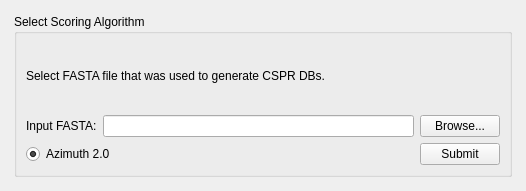
TrinhLab/CASPERapp, file scoring_window.ui: the form before one commit.
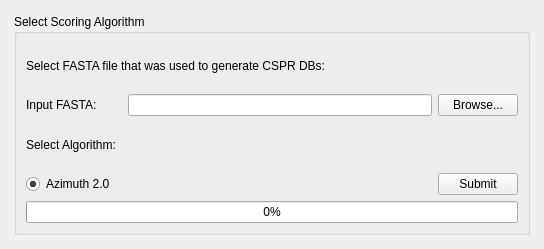
The form after the commit.

Commit message: Added progress bar for scoring and polished up code and annotation.

Diff of the .ui file:
```diff
--- a/scoring_window.ui
+++ b/scoring_window.ui
@@ -6,8 +6,8 @@
    <rect>
     <x>0</x>
     <y>0</y>
-    <width>526</width>
-    <height>191</height>
+    <width>544</width>
+    <height>249</height>
    </rect>
   </property>
   <property name="windowTitle">
@@ -65,17 +65,53 @@
     </item>
     <item row="1" column="1">
      <widget class="QGroupBox" name="groupBox">
+      <property name="sizePolicy">
+       <sizepolicy hsizetype="Minimum" vsizetype="Minimum">
+        <horstretch>0</horstretch>
+        <verstretch>0</verstretch>
+       </sizepolicy>
+      </property>
       <property name="title">
        <string>Select Scoring Algorithm</string>
       </property>
       <layout class="QGridLayout" name="gridLayout_2">
-       <item row="1" column="2">
+       <item row="0" column="0" colspan="4">
+        <widget class="QLabel" name="label">
+         <property name="sizePolicy">
+          <sizepolicy hsizetype="Preferred" vsizetype="Minimum">
+           <horstretch>0</horstretch>
+           <verstretch>0</verstretch>
+          </sizepolicy>
+         </property>
+         <property name="toolTip">
+          <string>&lt;html&gt;&lt;head/&gt;&lt;body&gt;&lt;p&gt;CASPER needs to find an algorithm-specific amount of padding around each gRNA in order to score them. Please provide the same FASTA/FNA file that was used to make the CSPR DB.&lt;/p&gt;&lt;/body&gt;&lt;/html&gt;</string>
+         </property>
+         <property name="text">
+          <string>Select FASTA file that was used to generate CSPR DBs:</string>
+         </property>
+        </widget>
+       </item>
+       <item row="1" column="3">
         <widget class="QPushButton" name="browse_button">
          <property name="text">
           <string>Browse...</string>
          </property>
         </widget>
        </item>
+       <item row="2" column="0">
+        <widget class="QLabel" name="label_2">
+         <property name="text">
+          <string>Select Algorithm:</string>
+         </property>
+        </widget>
+       </item>
+       <item row="1" column="2">
+        <widget class="QLineEdit" name="fasta_edit">
+         <property name="readOnly">
+          <bool>true</bool>
+         </property>
+        </widget>
+       </item>
        <item row="1" column="0">
         <widget class="QLabel" name="fasta_label">
          <property name="text">
@@ -83,14 +119,14 @@
          </property>
         </widget>
        </item>
-       <item row="1" column="1">
-        <widget class="QLineEdit" name="fasta_edit">
-         <property name="readOnly">
-          <bool>true</bool>
+       <item row="4" column="0" colspan="4">
+        <widget class="QProgressBar" name="progressBar">
+         <property name="value">
+          <number>0</number>
          </property>
         </widget>
        </item>
-       <item row="2" column="0" colspan="2">
+       <item row="3" column="0">
         <widget class="QRadioButton" name="azimuth_button">
          <property name="text">
           <string>Azimuth 2.0</string>
@@ -100,14 +136,7 @@
          </property>
         </widget>
        </item>
-       <item row="0" column="0" colspan="3">
-        <widget class="QLabel" name="label">
-         <property name="text">
-          <string>Select FASTA file that was used to generate CSPR DBs.</string>
-         </property>
-        </widget>
-       </item>
-       <item row="2" column="2">
+       <item row="3" column="3">
         <widget class="QPushButton" name="submit_button">
          <property name="text">
           <string>Submit</string>
```
Left out of the diff: 3 changed lines with no effect on the pictures. The commit also changes 1 other file.
